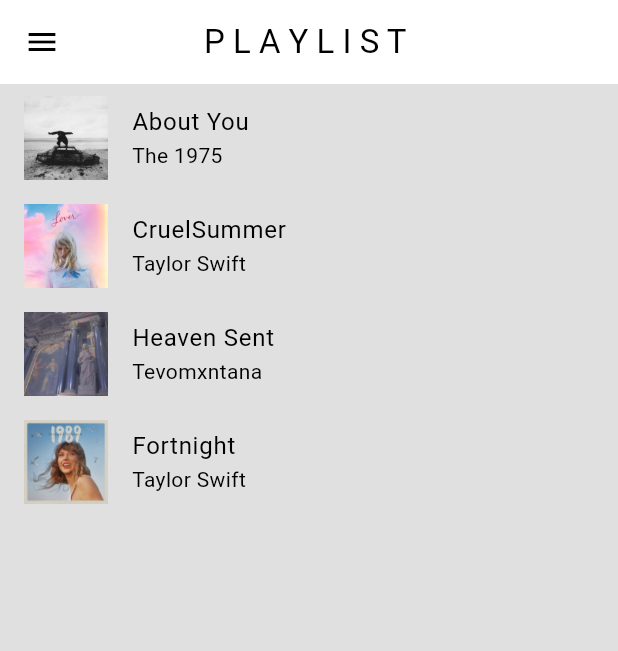
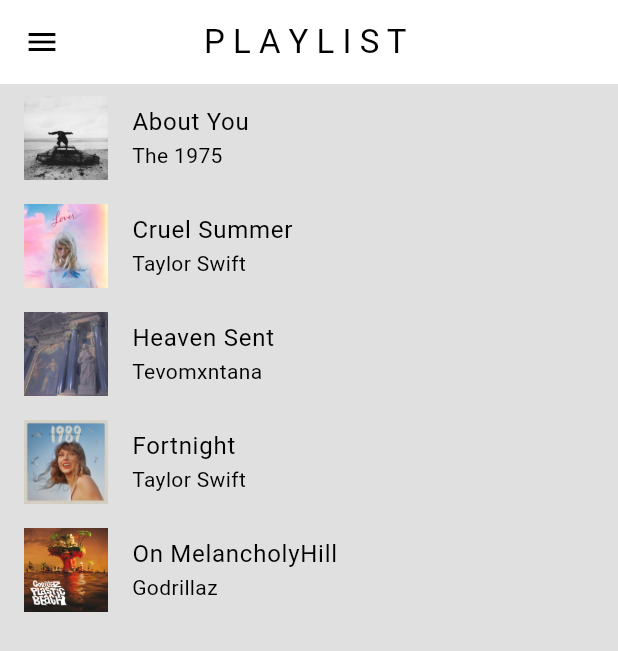
Before and after one commit to minzayarmaung/Flutter_is_Fun, a Flutter app: the screen it shows after launch, on a phone screen of 412 x 824 dp. Shown: the top 651 px of the screen. Run offline on Flutter 3.47's test engine with Material 3 defaults, Android fonts, the light colour scheme and no system bars; our stand-ins replace audioplayers, bloc, equatable, flutter_bloc, geocoding, geolocator and 4 more.

Commit message:
music Player

```diff
--- a/musicplayer/lib/models/playlist_provider.dart
+++ b/musicplayer/lib/models/playlist_provider.dart
@@ -10,25 +10,37 @@
         songName: "About You",
         artistName: "The 1975",
         albumArtImagePath: "assets/images/the1975.jpeg",
-        audioPath: "assets/audio/AboutYou.mp3"),
+        audioPath:
+            "https://drive.usercontent.google.com/download?id=10xNRWWc6_mQpVMyyOJ7SERslccYAg4eL&export=download&authuser=1&confirm=t&uuid=36b2d847-580d-4cce-aec1-07d31a96e4da&at=APZUnTXfJw7w5AR9cq4pzuv8KCBb:1722175644734"),
     // Song 2
     Song(
-        songName: "CruelSummer",
+        songName: "Cruel Summer",
         artistName: "Taylor Swift",
         albumArtImagePath: "assets/images/taylorswift.jpeg",
-        audioPath: "assets/audio/cruelsummer.mp3"),
+        audioPath:
+            "https://drive.usercontent.google.com/download?id=1NJQ0IN0DIK7QxWvd_3bXj9z3-QAH9-oZ&export=download&authuser=1&confirm=t&uuid=e8ecb3e9-b736-4eeb-b598-b3ca9a4962c1&at=APZUnTUzSGI-sBTk-GX4ax1zXSgi:1722181306999"),
     // Song 3
     Song(
         songName: "Heaven Sent",
         artistName: "Tevomxntana",
         albumArtImagePath: "assets/images/heavensent.jpg",
-        audioPath: "assets/audio/heavensent.mp3"),
+        audioPath:
+            "https://drive.usercontent.google.com/download?id=1nGrzyIwBlZbsKWXa0NT9dSe2bZ5Br8Oz&export=download&authuser=1&confirm=t&uuid=ea7817bb-f09d-4f2b-be67-f6d1fe3b0cdd&at=APZUnTUStyO_7gu-qoaoOOB-ItUh:1722181082055"),
+
     // Song 4
     Song(
         songName: "Fortnight",
         artistName: "Taylor Swift",
         albumArtImagePath: "assets/images/taylor.jpg",
-        audioPath: "assets/audio/fortnight.mp3"),
+        audioPath:
+            "https://drive.usercontent.google.com/download?id=1CQcckYxCP5lI3oXxOEhJ5W9ZVyzFowwk&export=download&authuser=1&confirm=t&uuid=d740f894-e399-4911-b30c-93eb7b9ba8cf&at=APZUnTVTEBrVOc04Xbw3HpAep4XJ:1722181450259"),
+    // Song 5
+    Song(
+        songName: "On MelancholyHill",
+        artistName: "Godrillaz",
+        albumArtImagePath: "assets/images/OnMelancholyHill.jpeg",
+        audioPath:
+            "https://drive.usercontent.google.com/download?id=1IYe8ec0RCJ7jEoUzSoXJhBz6XGyaUV4g&export=download&authuser=1&confirm=t&uuid=103014c0-2f41-41f8-8870-6068033991cd&at=APZUnTXiNd7yTu4ioFaAShI7vvX_:1722181158807"),
   ];
 
   // Current Song Playing Index
@@ -57,8 +69,10 @@
   // play the song
   void play() async {
     final String path = _playlist[_currentSongIndex!].audioPath;
+    //  String audioPath =
+    // 'https://www.soundhelix.com/examples/mp3/SoundHelix-Song-15.mp3';
     await _audioPlayer.stop();
-    await _audioPlayer.play(AssetSource(path));
+    await _audioPlayer.play(UrlSource(path));
     _isPlaying = true;
     notifyListeners();
   }
@@ -88,17 +102,21 @@
   }
 
   // seek to a specific position in the current song
-  void seekTo(Duration position) async {
+  void seek(Duration position) async {
     await _audioPlayer.seek(position);
+    _currentDuration = position;
+    notifyListeners();
   }
 
   // play next song
   void playNextSong() {
-    if (_currentSongIndex! < _playlist.length - 1) {
-      _currentSongIndex = currentSongIndex! + 1;
-    } else {
-      // if reached the end of the playlist, reset to the first song
-      _currentSongIndex = 0;
+    if (_currentSongIndex != null) {
+      if (_currentSongIndex! < _playlist.length - 1) {
+        currentSongIndex = currentSongIndex! + 1;
+      } else {
+        // if reached the end of the playlist, reset to the first song
+        currentSongIndex = 0;
+      }
     }
     play(); // Add this line to start playing the next song
     notifyListeners();
@@ -107,7 +125,7 @@
   // play previous song
   void playPreviousSong() async {
     if (_currentDuration.inSeconds > 2) {
-      seekTo(Duration.zero);
+      seek(Duration.zero);
     } else {
       if (_currentDuration.inSeconds > 0) {
         currentSongIndex = _currentSongIndex! - 1;
--- a/musicplayer/lib/pages/song_page.dart
+++ b/musicplayer/lib/pages/song_page.dart
@@ -131,9 +131,11 @@
                         max: value.totalDuration.inSeconds.toDouble(),
                         value: value.currentDuration.inSeconds.toDouble(),
                         activeColor: Colors.lightBlue.shade400,
-                        onChanged: (double double) {},
+                        onChanged: (double double) {
+                          value.seek(Duration(seconds: double.toInt()));
+                        },
                         onChangeEnd: (double double) {
-                          value.seekTo(Duration(seconds: double.toInt()));
+                          value.seek(Duration(seconds: double.toInt()));
                         },
                       ),
                     )
--- a/musicplayer/pubspec.yaml
+++ b/musicplayer/pubspec.yaml
@@ -62,8 +62,8 @@
 
   # To add assets to your application, add an assets section, like this:
   assets:
-     - assets/audio/
-     - assets/images/
+    - assets/audio/
+    - assets/images/
 
   # An image asset can refer to one or more resolution-specific "variants", see
   # https://flutter.dev/assets-and-images/#resolution-aware
```
Also changed, not shown: musicplayer/assets/images/OnMelancholyHill.jpeg (added).
